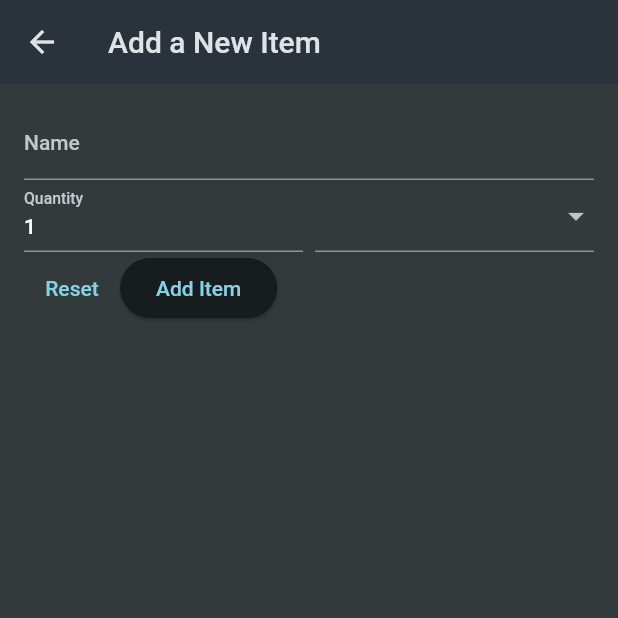
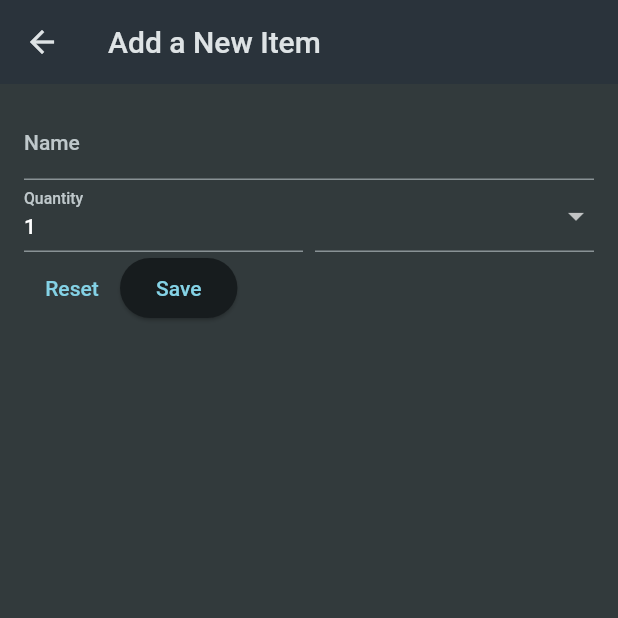
Before and after one commit to WrathOP/shoppinglist, a Flutter app: the screen it shows after launch, after a tap on the "add" icon, on a phone screen of 412 x 824 dp, the top half of it. Run offline on Flutter 3.47's test engine with Material 2 defaults, Android fonts, the phone set to English and light mode, and no system bars; network calls fail.

Commit message:
Final app | Error handling is not done

```diff
--- a/lib/widgets/grocery_list.dart
+++ b/lib/widgets/grocery_list.dart
@@ -1,4 +1,7 @@
+import 'dart:convert';
 import 'package:flutter/material.dart';
+import 'package:http/http.dart' as http;
+import 'package:shoppinglist/data/categories.dart';
 
 import 'package:shoppinglist/models/grocery_item.dart';
 
@@ -12,26 +15,62 @@ class GroceryList extends StatefulWidget {
 }
 
 class _GroceryListState extends State<GroceryList> {
-  final List<GroceryItem> _groceryItems = [];
-  _addItem() async {
+  List<GroceryItem> _groceryItems = [];
+  var _isLoading = true;
+  void _loadItem() async {
+    final url = Uri.https(
+      'flutter-ddbff-default-rtdb.firebaseio.com',
+      '/groceryItems.json',
+    );
+
+    final response = await http.get(url);
+    final Map<String,dynamic> data = json.decode(response.body);
+    final List<GroceryItem> loadeditems = [];
+    for (final item in data.entries) {
+      final category = categories.entries.firstWhere((element) => element.value.title == item.value['category']).value;
+      loadeditems.add(
+        GroceryItem(
+          id: item.key,
+          name: item.value['name'],
+          quantity: int.parse(item.value['quantity']),
+          category: category,
+        ),
+      );
+    }
+    setState(() {
+      _groceryItems = loadeditems;
+      _isLoading = false;
+    });
+  }
+
+  void _addItem() async {
     final newItem = await Navigator.of(context).push<GroceryItem>(
       MaterialPageRoute(
         builder: (ctx) => const NewItem(),
       ),
     );
-    if (newItem == null) {
-      return;
+    if (newItem != null) {
+      setState(() {
+        _groceryItems.add(newItem);
+      });
     }
+  }
 
+  void _removeItem(GroceryItem item){
+    final url = Uri.https(
+      'flutter-ddbff-default-rtdb.firebaseio.com',
+      '/groceryItems/${item.id}.json',
+    );
+    http.delete(url);
     setState(() {
-      _groceryItems.add(newItem);
+      _groceryItems.remove(item);
     });
   }
 
-  void _removeItem(GroceryItem item) {
-    setState(() {
-      _groceryItems.remove(item);
-    });
+  @override
+  void initState() {
+    _loadItem();
+    super.initState();
   }
 
   @override
@@ -39,6 +78,11 @@ class _GroceryListState extends State<GroceryList> {
     Widget content = const Center(
       child: Text('No items yet!'),
     );
+    if (_isLoading) {
+      content = const Center(
+        child: CircularProgressIndicator(),
+      );
+    }
     if (_groceryItems.isNotEmpty) {
       content = ListView.builder(
         itemCount: _groceryItems.length,
--- a/lib/widgets/new_item.dart
+++ b/lib/widgets/new_item.dart
@@ -1,7 +1,9 @@
+import 'dart:convert';
 import 'package:flutter/material.dart';
+import 'package:http/http.dart' as http;
+
 import 'package:shoppinglist/data/categories.dart';
 import 'package:shoppinglist/models/grocery_item.dart';
-
 import '../models/category.dart';
 
 class NewItem extends StatefulWidget {
@@ -16,22 +18,47 @@ class _NewItemState extends State<NewItem> {
   final _nameController = TextEditingController();
   final _quantityController = TextEditingController(text: '1');
   var _selectedCategory = categories.entries.first.value;
+  var _isSending = false;
 
-  void _saveItem() {
+  void _saveItem() async {
     final isValid = _formKey.currentState!.validate();
     if (!isValid) {
       return;
     }
-    Navigator.of(context).pop(GroceryItem(
-        id: DateTime.now().toString(),
-        name: _nameController.text,
-        quantity: int.parse(_quantityController.text),
-        category: _selectedCategory));
+    setState(() {
+      _isSending = true;
+    });
+    final url = Uri.https(
+        'flutter-ddbff-default-rtdb.firebaseio.com', '/groceryItems.json');
+    final response = await http.post(
+      url,
+      headers: {'Content-Type': 'application/json'},
+      body: json.encode(
+        {
+          'name': _nameController.text,
+          'quantity': _quantityController.text,
+          'category': _selectedCategory.title,
+        },
+      ),
+    );
+
+    if (!context.mounted) {
+      return;
+    }
+
+    Navigator.of(context).pop(
+      GroceryItem(
+          id: json.decode(response.body)['name'],
+          name: _nameController.text,
+          quantity: int.parse(_quantityController.text),
+          category: _selectedCategory),
+    );
   }
 
   @override
   void dispose() {
     _nameController.dispose();
+    _quantityController.dispose();
     super.dispose();
   }
 
@@ -114,15 +141,22 @@ class _NewItemState extends State<NewItem> {
                 Row(
                   children: [
                     TextButton(
-                      onPressed: () {
-                        _formKey.currentState!.reset();
-                      },
+                      onPressed: _isSending
+                          ? null
+                          : () {
+                              _formKey.currentState!.reset();
+                            },
                       child: const Text('Reset'),
                     ),
                     ElevatedButton(
-                      onPressed: _saveItem,
-                      child: const Text('Add Item'),
-                    ),
+                        onPressed: _isSending ? null : _saveItem,
+                        child: _isSending
+                            ? const SizedBox(
+                                width: 24,
+                                height: 24,
+                                child: CircularProgressIndicator(),
+                              )
+                            : const Text('Save')),
                   ],
                 ),
               ],
--- a/pubspec.yaml
+++ b/pubspec.yaml
@@ -35,6 +35,7 @@ dependencies:
   # The following adds the Cupertino Icons font to your application.
   # Use with the CupertinoIcons class for iOS style icons.
   cupertino_icons: ^1.0.2
+  http: ^1.1.0
 
 dev_dependencies:
   flutter_test:
```
Also changed, not shown: pubspec.lock, 1 other file.
